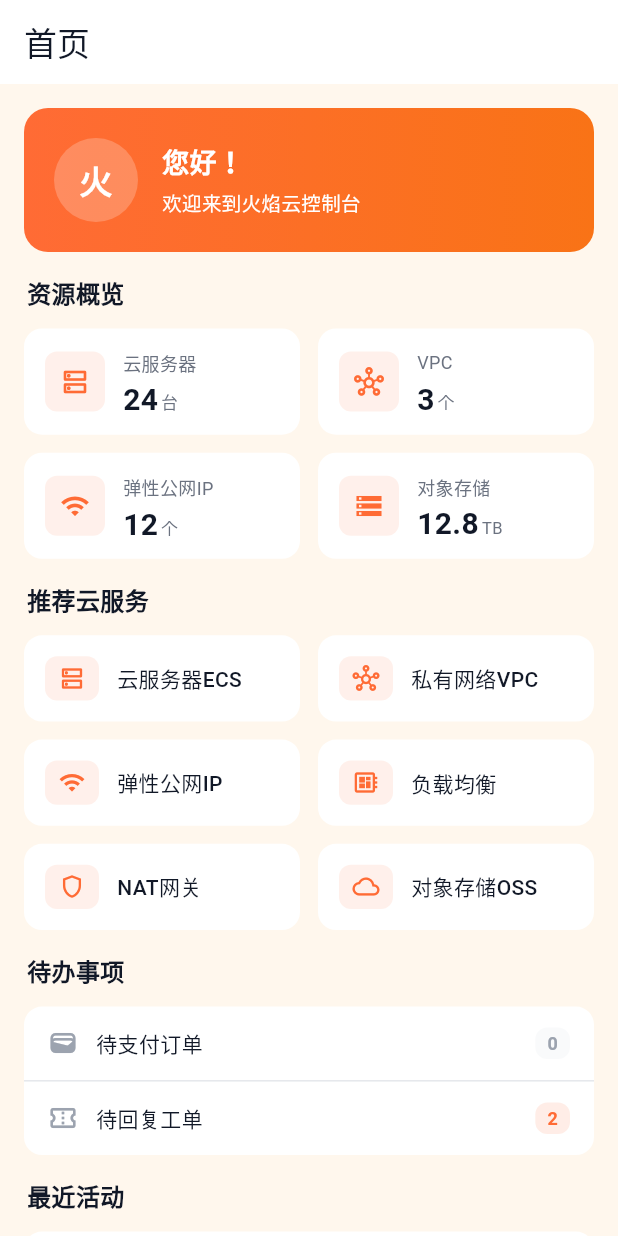
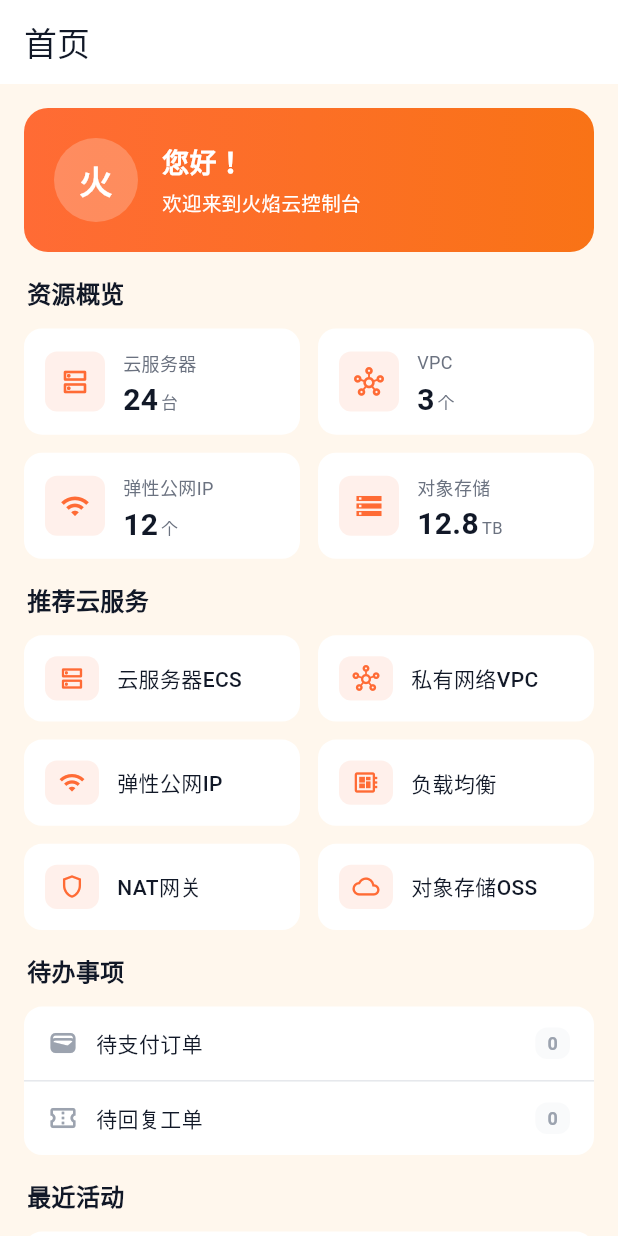
Before and after one commit to tobycroft/flutter_flamecloud, a Flutter app: the HomePage screen opened directly, on a phone screen of 412 x 824 dp. Run offline on Flutter 3.47's test engine with Material 3 defaults, Android fonts, the phone set to English and light mode, and no system bars; our stand-ins replace dio, flutter_html, flutter_riverpod, package_info_plus, shared_preferences; accounts and stored records are empty; network calls fail.

Commit message:
fix(ticket): 首页待办工单数取后端实时统计，列表长按菜单删除改为关闭
1) 首页「待回复工单」原为写死的 count:2，与真实数据不符；新增 pendingTicketCountProvider
   （取 /v1/ticket/list 聚合的 processing = status 0+1+2 且 deleted_at IS NULL），
   首页待办项改为消费该 provider，下拉刷新会失效重取；工单列表/详情关闭、重启后
   ref.invalidate 同步刷新。
2) 工单列表长按菜单去掉「删除工单」，改为「关闭工单」（已关闭时显示「重启工单」），
   关闭前二次确认；控制器 deleteTicket 换成 close。
实测：curl 验证关闭后 processing=0、重启后回到 1，已关闭/已软删工单不被统计。

```diff
--- a/lib/features/home/home_page.dart
+++ b/lib/features/home/home_page.dart
@@ -11,6 +11,7 @@ import '../../data/models/news.dart';
 import '../../data/models/user_info.dart';
 import '../auth/session_controller.dart';
 import '../news/news_controller.dart';
+import '../ticket/ticket_summary_controller.dart';
 
 /// 首页 tab（控制台仪表盘）。
 ///
@@ -33,8 +34,10 @@ class HomePage extends ConsumerWidget {
         title: const Text('首页'),
       ),
       body: RefreshIndicator(
-        onRefresh: () =>
-            ref.read(sessionControllerProvider.notifier).refreshUser(),
+        onRefresh: () {
+          ref.invalidate(pendingTicketCountProvider);
+          return ref.read(sessionControllerProvider.notifier).refreshUser();
+        },
         child: ListView(
           padding: const EdgeInsets.all(16),
           children: <Widget>[
@@ -119,17 +122,23 @@ class _Activity {
 class _TodoItem {
   const _TodoItem({
     required this.title,
-    required this.count,
+    this.count = 0,
     required this.icon,
     this.route,
+    this.liveTicketCount = false,
   });
 
   final String title;
+
+  /// 静态数量；[liveTicketCount] 为真时该值仅作为加载中的占位。
   final int count;
   final IconData icon;
 
   /// 点击跳转的路由，为 null 时提示「搬迁中」。
   final String? route;
+
+  /// 为真时数量取自后端聚合计数（未关闭且未删除的工单数），不写死。
+  final bool liveTicketCount;
 }
 
 /// 资源概览（与 Vue 端静态值保持一致，后端暂无统计接口）。
@@ -180,9 +189,9 @@ const List<_TodoItem> _todoItems = <_TodoItem>[
   ),
   _TodoItem(
     title: '待回复工单',
-    count: 2,
     icon: Icons.confirmation_number_outlined,
     route: AppRoutes.ticketList,
+    liveTicketCount: true,
   ),
 ];
 
@@ -556,11 +565,14 @@ class _ServiceCard extends StatelessWidget {
 }
 
 /// 待办事项。
-class _TodoSection extends StatelessWidget {
+///
+/// 「待回复工单」的数量来自后端聚合计数（未结案关闭且未删除），
+/// 工单状态变化后控制器会失效该 provider，回到首页即为最新值。
+class _TodoSection extends ConsumerWidget {
   const _TodoSection();
 
   @override
-  Widget build(BuildContext context) {
+  Widget build(BuildContext context, WidgetRef ref) {
     final bool isDark = Theme.of(context).brightness == Brightness.dark;
 
     return Column(
@@ -585,15 +597,19 @@ class _TodoSection extends StatelessWidget {
   }
 }
 
-class _TodoTile extends StatelessWidget {
+class _TodoTile extends ConsumerWidget {
   const _TodoTile({required this.item, required this.isDark});
 
   final _TodoItem item;
   final bool isDark;
 
   @override
-  Widget build(BuildContext context) {
+  Widget build(BuildContext context, WidgetRef ref) {
     final bool hasRoute = item.route != null;
+    // 只有工单待办取实时计数，其余仍用静态值（后端暂无对应统计接口）。
+    final int count = item.liveTicketCount
+        ? ref.watch(pendingTicketCountProvider).value ?? item.count
+        : item.count;
 
     return InkWell(
       borderRadius: BorderRadius.circular(AppTheme.radiusMd),
@@ -619,19 +635,17 @@ class _TodoTile extends StatelessWidget {
             Container(
               padding: const EdgeInsets.symmetric(horizontal: 8, vertical: 2),
               decoration: BoxDecoration(
-                color: item.count > 0
+                color: count > 0
                     ? AppColors.flame500.withValues(alpha: 0.12)
                     : context.surfaces.inset,
                 borderRadius: BorderRadius.circular(AppTheme.radiusSm),
               ),
               child: Text(
-                '${item.count}',
+                '$count',
                 style: TextStyle(
                   fontSize: 12,
                   fontWeight: FontWeight.w600,
-                  color: item.count > 0
-                      ? AppColors.flame500
-                      : _tertiaryColor(isDark),
+                  color: count > 0 ? AppColors.flame500 : _tertiaryColor(isDark),
                 ),
               ),
             ),
--- a/lib/features/ticket/ticket_detail_controller.dart
+++ b/lib/features/ticket/ticket_detail_controller.dart
@@ -5,6 +5,7 @@ import 'package:flutter_riverpod/flutter_riverpod.dart';
 import '../../core/net/api_exception.dart';
 import '../../data/models/ticket.dart';
 import '../../data/repositories/ticket_repository.dart';
+import 'ticket_summary_controller.dart';
 
 /// 轮询间隔，与 Vue 端 TicketDetailPage 保持一致（5000ms）。
 const Duration _kPollInterval = Duration(seconds: 5);
@@ -143,6 +144,7 @@ class TicketDetailController extends Notifier<TicketDetailState> {
     }
     try {
       await ref.read(ticketRepositoryProvider).close(id: id);
+      ref.invalidate(pendingTicketCountProvider);
       _stopPolling();
       await _fetchDetail(id);
     } on Exception catch (error) {
@@ -162,6 +164,7 @@ class TicketDetailController extends Notifier<TicketDetailState> {
     }
     try {
       await ref.read(ticketRepositoryProvider).reopen(id: id);
+      ref.invalidate(pendingTicketCountProvider);
       await _fetchDetail(id);
       _startPollingIfNeeded(id);
     } on Exception catch (error) {
--- /dev/null
+++ b/lib/features/ticket/ticket_summary_controller.dart
@@ -0,0 +1,18 @@
+import 'package:flutter_riverpod/flutter_riverpod.dart';
+
+import '../../data/models/ticket.dart';
+import '../../data/repositories/ticket_repository.dart';
+
+/// 首页待办「待回复工单」计数：取后端列表接口聚合的 `processing`。
+///
+/// 后端定义 `processing = status 0(待回复) + 1(客户发送) + 2(客服答复)`，
+/// 且聚合查询带 `deleted_at IS NULL`，因此天然排除**已结案关闭(3)**与**已软删**的工单，
+/// 与列表页顶部的「服务中」统计卡同源，不会出现写死值对不上的情况。
+///
+/// 只要工单状态发生变化（列表页关闭/重启、详情页关闭/重启/回复），
+/// 对应控制器会 `ref.invalidate` 本 provider，首页回到前台即可看到新计数。
+final pendingTicketCountProvider = FutureProvider<int>((Ref ref) async {
+  final TicketListResult result =
+      await ref.watch(ticketRepositoryProvider).fetchList(page: 1, pageSize: 1);
+  return result.processing;
+});
```
Also changed, not shown: lib/features/ticket/ticket_list_controller.dart (+7 -4 lines), lib/features/ticket/ticket_list_page.dart (+17 -24 lines).
